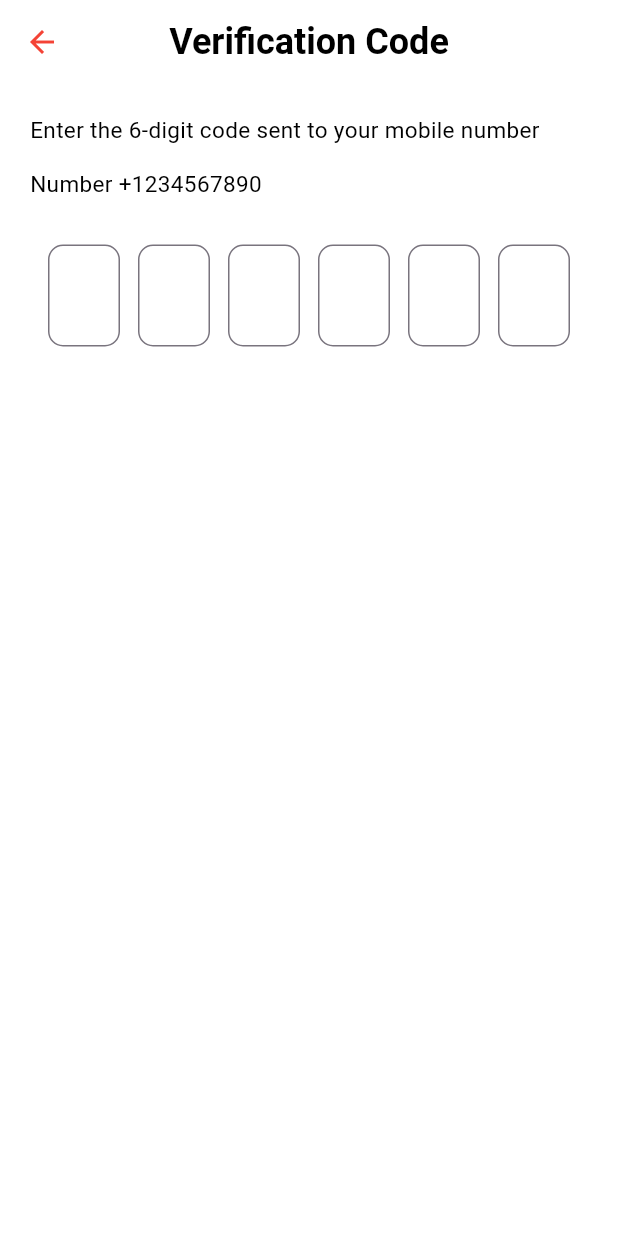
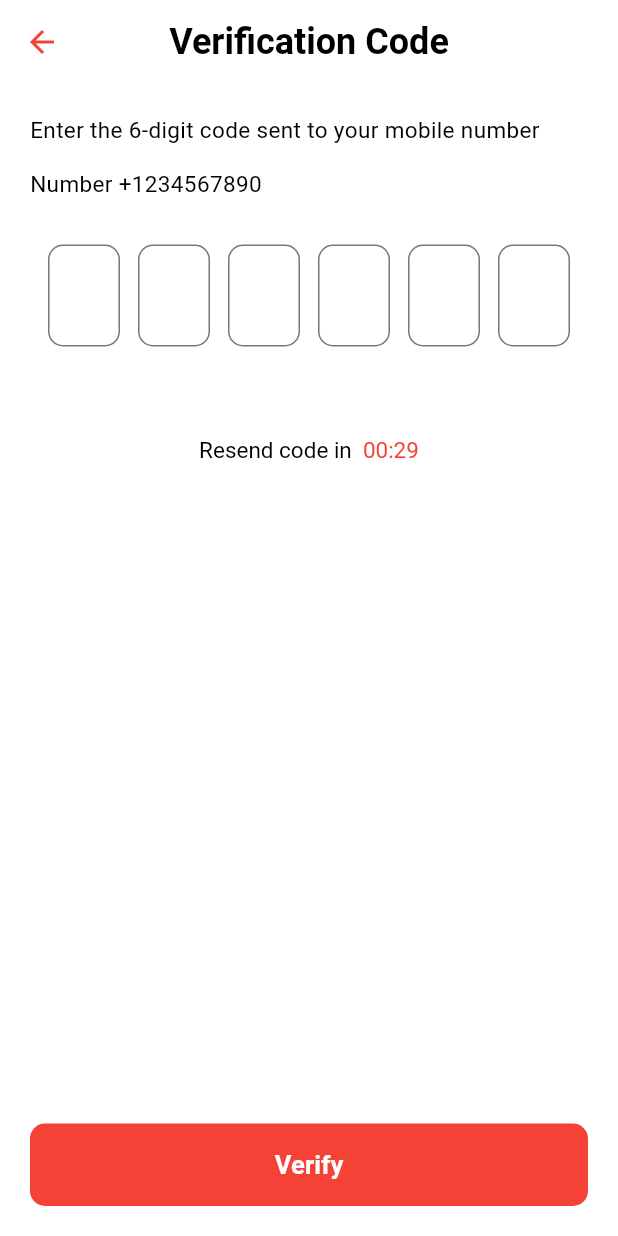
Before and after one commit to ShahidC0de/Blood-Donating-App, a Flutter app: the RegistrationScreen screen opened directly, after a tap on "Register", on a phone screen of 412 x 824 dp. Run offline on Flutter 3.47's test engine with Material 3 defaults, Android fonts, the phone set to English and light mode, and no system bars; our stand-ins replace flutter_svg.

Commit message:
created verification & forgot password dummy pages, aim is to create a dummy pages first & will do backend after that

```diff
--- a/lib/features/login/presentation/screens/login_screen.dart
+++ b/lib/features/login/presentation/screens/login_screen.dart
@@ -1,3 +1,4 @@
+import 'package:blood_dontating_app/features/login/presentation/screens/forgot_password.dart';
 import 'package:blood_dontating_app/features/login/presentation/screens/registration_screen.dart';
 import 'package:blood_dontating_app/features/login/presentation/widgets/customfield.dart';
 import 'package:blood_dontating_app/features/login/presentation/widgets/login_button.dart';
@@ -67,7 +68,9 @@ class LoginScreen extends StatelessWidget {
             Align(
               alignment: Alignment.topRight,
               child: TextButton(
-                onPressed: () {},
+                onPressed: () {
+                  Navigator.of(context).push(ForgotPassword.route());
+                },
                 child: Text(
                   'Forgot Password?',
                   style: TextStyle(
--- a/lib/features/login/presentation/screens/registration_screen.dart
+++ b/lib/features/login/presentation/screens/registration_screen.dart
@@ -80,20 +80,6 @@ class _RegistrationScreenState extends State<RegistrationScreen> {
             Customfield(hintText: 'Password'),
             const SizedBox(height: 10),
 
-            Align(
-              alignment: Alignment.topRight,
-              child: TextButton(
-                onPressed: () {},
-                child: Text(
-                  'Forgot Password?',
-                  style: TextStyle(
-                    color: Colors.black,
-                    fontSize: 15,
-                    fontWeight: FontWeight.bold,
-                  ),
-                ),
-              ),
-            ),
             const SizedBox(height: 15),
 
             AuthButton(
--- a/lib/features/login/presentation/screens/verification_page.dart
+++ b/lib/features/login/presentation/screens/verification_page.dart
@@ -1,4 +1,7 @@
+import 'dart:async';
+
 import 'package:blood_dontating_app/core/theme/app_pallete.dart';
+import 'package:blood_dontating_app/features/login/presentation/widgets/login_button.dart';
 import 'package:blood_dontating_app/features/login/presentation/widgets/otp_box.dart';
 import 'package:flutter/material.dart';
 
@@ -14,11 +17,45 @@ class VerificationPage extends StatefulWidget {
 }
 
 class _VerificationPageState extends State<VerificationPage> {
+  @override
+  void initState() {
+    super.initState();
+    startTimer();
+  }
+
   final List<TextEditingController> otpControllers = List.generate(
     6,
     (index) => TextEditingController(),
   );
   final List<FocusNode> focusNodes = List.generate(6, (index) => FocusNode());
+  int seconds = 30;
+  Timer? timer;
+  void startTimer() {
+    timer?.cancel();
+    seconds = 30;
+    timer = Timer.periodic(const Duration(seconds: 1), (t) {
+      if (seconds == 0) {
+        t.cancel();
+      } else {
+        setState(() {
+          seconds--;
+        });
+      }
+    });
+  }
+
+  @override
+  void dispose() {
+    timer?.cancel();
+    for (var controller in otpControllers) {
+      controller.dispose();
+    }
+    for (var node in focusNodes) {
+      node.dispose();
+    }
+    super.dispose();
+  }
+
   @override
   Widget build(BuildContext context) {
     return Scaffold(
@@ -54,6 +91,37 @@ class _VerificationPageState extends State<VerificationPage> {
                 );
               }),
             ),
+            const SizedBox(height: 60),
+            Center(
+              child: seconds > 0
+                  ? RichText(
+                      text: TextSpan(
+                        text: "Resend code in  ",
+                        style: AppPallete.subHeadingText,
+                        children: [
+                          TextSpan(
+                            text: '00:$seconds',
+                            style: AppPallete.subHeadingText.copyWith(
+                              color: AppPallete.buttonColor,
+                            ),
+                          ),
+                        ],
+                      ),
+                    )
+                  : TextButton(
+                      onPressed: () {
+                        startTimer();
+                      },
+                      child: Text(
+                        'Resend Code',
+                        style: AppPallete.subHeadingText.copyWith(
+                          color: AppPallete.buttonColor,
+                        ),
+                      ),
+                    ),
+            ),
+            Spacer(),
+            AuthButton(onpressed: () {}, title: 'Verify'),
           ],
         ),
       ),
```
Also changed, not shown: lib/features/login/presentation/screens/forgot_password.dart (added, +51 -0 lines).
